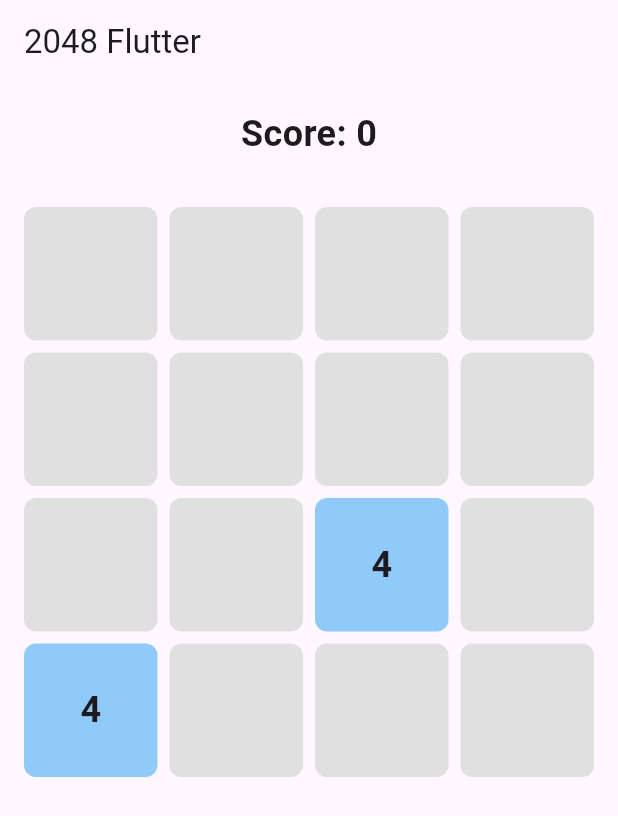
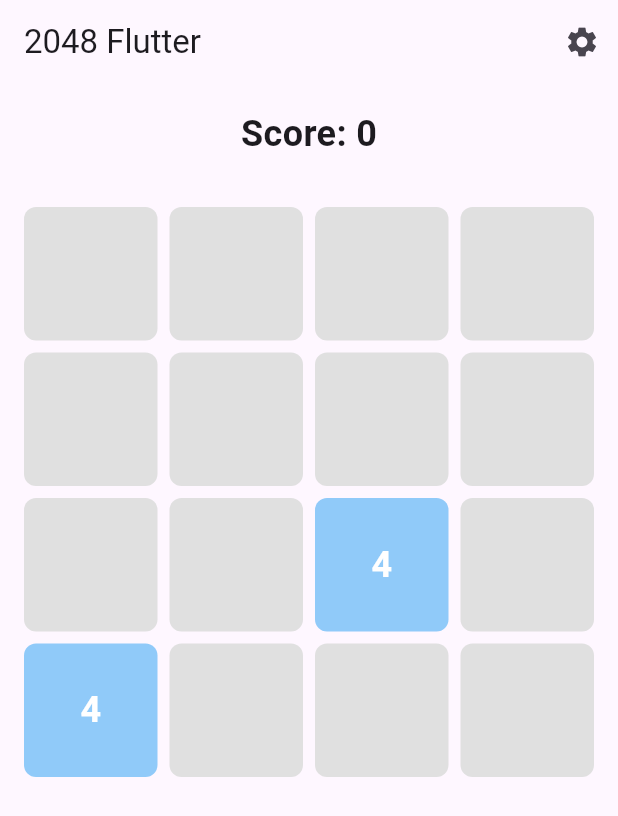
Before and after one commit to UnboringCompany/deux_mille_quarante_huit, a Flutter app: the screen it shows after launch, on a phone screen of 412 x 824 dp. Shown: the top 816 px of the screen. Run offline on Flutter 3.47's test engine with Material 3 defaults, Android fonts, the phone set to English and light mode, and no system bars.

```diff
--- a/lib/main.dart
+++ b/lib/main.dart
@@ -3,8 +3,17 @@ import 'package:provider/provider.dart';
 import 'widgets/game_provider.dart';
 import 'widgets/grid.dart';
 import 'widgets/score.dart';
+import 'widgets/settings_panel.dart';
 
-class GameScreen extends StatelessWidget {
+
+class GameScreen extends StatefulWidget {
+  @override
+  _GameScreenState createState() => _GameScreenState();
+}
+
+class _GameScreenState extends State<GameScreen> {
+  bool _isSettingsPanelOpen = false;
+
   @override
   Widget build(BuildContext context) {
     final gameProvider = context.watch<GameProvider>();
@@ -14,7 +23,19 @@ class GameScreen extends StatelessWidget {
     };
 
     return Scaffold(
-      appBar: AppBar(title: Text("2048 Flutter")),
+      appBar: AppBar(
+        title: Text("2048 Flutter"),
+        actions: [
+          IconButton(
+            icon: Icon(Icons.settings),
+            onPressed: () {
+              setState(() {
+                _isSettingsPanelOpen = !_isSettingsPanelOpen;
+              });
+            },
+          ),
+        ],
+      ),
       body: GestureDetector(
         onHorizontalDragEnd: (details) {
           if (details.velocity.pixelsPerSecond.dx > 0) {
@@ -40,12 +61,27 @@ class GameScreen extends StatelessWidget {
             });
           }
         },
-        child: Column(
+        child: Stack(
           children: [
-            ScoreWidget(),
-            Expanded(
-              child: GridWidget(
-                physics: NeverScrollableScrollPhysics(),
+            Column(
+              children: [
+                ScoreWidget(),
+                Expanded(
+                  child: GridWidget(
+                    physics: NeverScrollableScrollPhysics(),
+                  ),
+                ),
+              ],
+            ),
+            AnimatedPositioned(
+              duration: Duration(milliseconds: 200),
+              curve: Curves.easeInOut,
+              right: _isSettingsPanelOpen ? 0 : -MediaQuery.of(context).size.width * 0.8,
+              width: MediaQuery.of(context).size.width * 0.75,
+              height: MediaQuery.of(context).size.height,
+              child: Container(
+                color: Colors.white,
+                child: SettingsPanel(),
               ),
             ),
           ],
--- a/lib/widgets/game_provider.dart
+++ b/lib/widgets/game_provider.dart
@@ -6,6 +6,8 @@ class GameProvider with ChangeNotifier {
   List<List<int>> grid = List.generate(4, (_) => List.generate(4, (_) => 0));
   int score = 0;
   VoidCallback onGameOver = () {};
+  bool isDyscalculicModeEnabled = false;
+
 
   GameProvider() {
     resetGame();
@@ -149,5 +151,10 @@ class GameProvider with ChangeNotifier {
     );
   }
 
+  void toggleDyscalculicMode() {
+    isDyscalculicModeEnabled = !isDyscalculicModeEnabled;
+    notifyListeners();
+  }
+
 
 }
--- a/lib/widgets/grid.dart
+++ b/lib/widgets/grid.dart
@@ -1,6 +1,7 @@
 import 'package:flutter/material.dart';
 import 'package:provider/provider.dart';
 import 'game_provider.dart';
+import 'tile.dart';
 
 class GridWidget extends StatelessWidget {
   final ScrollPhysics physics;
@@ -10,6 +11,7 @@ class GridWidget extends StatelessWidget {
   @override
   Widget build(BuildContext context) {
     final grid = context.watch<GameProvider>().grid;
+    final isDyscalculicModeEnabled = context.watch<GameProvider>().isDyscalculicModeEnabled;
 
     return GridView.builder(
       physics: physics, // Applique la physique ici
@@ -25,49 +27,11 @@ class GridWidget extends StatelessWidget {
         final col = index % 4;
         final value = grid[row][col];
 
-        return Container(
-          alignment: Alignment.center,
-          decoration: BoxDecoration(
-            color: _getTileColor(value),
-            borderRadius: BorderRadius.circular(8),
-          ),
-          child: Text(
-            value == 0 ? '' : '$value',
-            style: TextStyle(fontSize: 24, fontWeight: FontWeight.bold),
-          ),
+        return Tile(
+          value: value,
+          isDyscalculicModeEnabled: isDyscalculicModeEnabled,
         );
       },
     );
   }
 }
-
-Color? _getTileColor(int value) {
-    switch (value) {
-      case 0:
-        return Colors.grey[300];
-      case 2:
-        return Colors.blue[100];
-      case 4:
-        return Colors.blue[200];
-      case 8:
-        return Colors.blue[300];
-      case 16:
-        return Colors.blue[400];
-      case 32:
-        return Colors.blue[500];
-      case 64:
-        return Colors.blue[600];
-      case 128:
-        return Colors.blue[700];
-      case 256:
-        return Colors.blue[800];
-      case 512:
-        return Colors.blue[900];
-      case 1024:
-        return Colors.purple;
-      case 2048:
-        return Colors.pink;
-      default:
-        return Colors.black;
-    }
-}
--- /dev/null
+++ b/lib/widgets/settings_panel.dart
@@ -0,0 +1,36 @@
+import 'package:flutter/material.dart';
+import 'package:provider/provider.dart';
+import 'game_provider.dart';
+
+class SettingsPanel extends StatelessWidget {
+  @override
+  Widget build(BuildContext context) {
+    final gameProvider = context.watch<GameProvider>();
+
+    return Container(
+      padding: EdgeInsets.all(16.0),
+      child: Column(
+        mainAxisSize: MainAxisSize.min,
+        crossAxisAlignment: CrossAxisAlignment.start,
+        children: [
+          Text(
+            'Settings',
+            style: TextStyle(
+              fontSize: 20.0,
+              fontWeight: FontWeight.bold,
+            ),
+          ),
+          SizedBox(height: 16.0),
+          SwitchListTile(
+            title: Text('Mode Dyscalculique'),
+            value: gameProvider.isDyscalculicModeEnabled,
+            onChanged: (value) {
+              gameProvider.isDyscalculicModeEnabled = value;
+              gameProvider.notifyListeners();
+            },
+          ),
+        ],
+      ),
+    );
+  }
+}
--- /dev/null
+++ b/lib/widgets/tile.dart
@@ -0,0 +1,79 @@
+import 'package:flutter/material.dart';
+
+class Tile extends StatelessWidget {
+  final int value;
+  final bool isDyscalculicModeEnabled;
+
+  Tile({required this.value, required this.isDyscalculicModeEnabled});
+
+  final Map<int, IconData> _iconMap = {
+    2: Icons.circle,
+    4: Icons.close,
+    8: Icons.change_history,
+    16: Icons.square,
+    32: Icons.favorite,
+    64: Icons.star,
+    128: Icons.hexagon,
+    256: Icons.home,
+    512: Icons.cloud,
+    1024: Icons.beach_access,
+    2048: Icons.audiotrack,
+    4096: Icons.circle_outlined,
+  };
+
+  @override
+  Widget build(BuildContext context) {
+    return Container(
+      decoration: BoxDecoration(
+        color: _getTileColor(value),
+        borderRadius: BorderRadius.circular(8.0),
+      ),
+      child: Center(
+        child: isDyscalculicModeEnabled
+            ? Icon(
+                _iconMap[value],
+                size: 32.0,
+                color: Colors.white,
+              )
+            : Text(
+                value == 0 ? '': '$value',
+                style: TextStyle(
+                  fontSize: 24.0,
+                  fontWeight: FontWeight.bold,
+                  color: Colors.white,
+                ),
+              ),
+      ),
+    );
+  }
+
+  Color? _getTileColor(int value) {
+      switch (value) {
+        case 0:
+          return Colors.grey[300];
+        case 2:
+          return Colors.blue[100];
+        case 4:
+          return Colors.blue[200];
+        case 8:
+          return Colors.blue[300];
+        case 16:
+          return Colors.blue[400];
+        case 32:
+          return Colors.blue[500];
+        case 64:
+          return Colors.blue[600];
+        case 128:
+          return Colors.blue[700];
+        case 256:
+          return Colors.blue[800];
+        case 512:
+          return Colors.blue[900];
+        case 1024:
+          return Colors.purple;
+        case 2048:
+          return Colors.pink;
+        default:
+          return Colors.black;
+      }
+  }}
```
Lines whose indentation alone changed are shown as unchanged.
